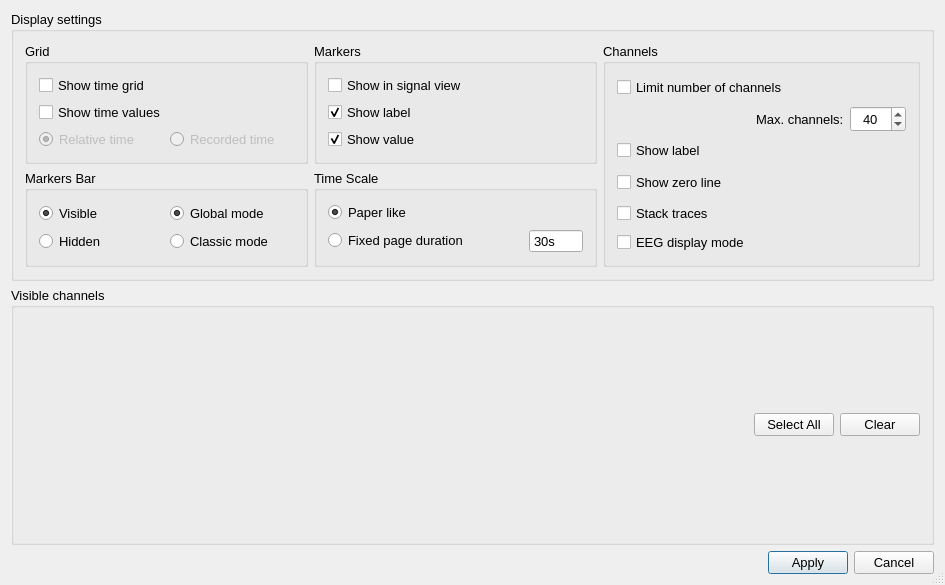
Before: the Qt Designer form src/Widgets/SignalView/AwViewSettingsUi.ui in HIP-infrastructure/anywave-code, drawn with Qt 5.
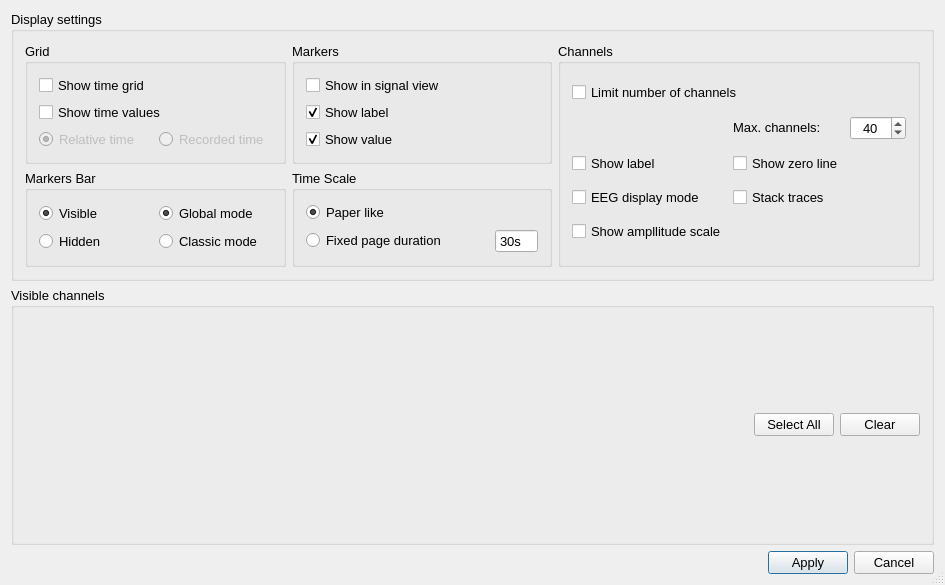
After: the same form once the commit is applied. Icons and pictures are not drawn.

Commit message: Added Amplitude Scale as legend. Fixed bugs

What changed in the file:
```diff
--- a/src/Widgets/SignalView/AwViewSettingsUi.ui
+++ b/src/Widgets/SignalView/AwViewSettingsUi.ui
@@ -154,7 +154,7 @@
       <item row="0" column="2" rowspan="2">
        <widget class="QGroupBox" name="groupBox_2">
         <property name="sizePolicy">
-         <sizepolicy hsizetype="Expanding" vsizetype="Expanding">
+         <sizepolicy hsizetype="Fixed" vsizetype="Expanding">
           <horstretch>0</horstretch>
           <verstretch>0</verstretch>
          </sizepolicy>
@@ -163,37 +163,10 @@
          <string>Channels</string>
         </property>
         <layout class="QGridLayout" name="gridLayout">
-         <item row="5" column="0">
-          <widget class="QCheckBox" name="checkEEGDisplay">
-           <property name="text">
-            <string>EEG display mode</string>
-           </property>
-          </widget>
-         </item>
-         <item row="0" column="0" colspan="2">
-          <widget class="QCheckBox" name="checkLimit">
-           <property name="sizePolicy">
-            <sizepolicy hsizetype="Minimum" vsizetype="Preferred">
-             <horstretch>0</horstretch>
-             <verstretch>0</verstretch>
-            </sizepolicy>
-           </property>
-           <property name="text">
-            <string>Limit number of channels</string>
-           </property>
-          </widget>
-         </item>
-         <item row="1" column="1">
-          <widget class="QLabel" name="label">
-           <property name="text">
-            <string>Max. channels:</string>
-           </property>
-          </widget>
-         </item>
          <item row="2" column="0">
           <widget class="QCheckBox" name="checkChanName">
            <property name="sizePolicy">
-            <sizepolicy hsizetype="Minimum" vsizetype="Preferred">
+            <sizepolicy hsizetype="Expanding" vsizetype="Fixed">
              <horstretch>0</horstretch>
              <verstretch>0</verstretch>
             </sizepolicy>
@@ -203,10 +176,36 @@
            </property>
           </widget>
          </item>
-         <item row="3" column="0">
+         <item row="1" column="1">
+          <widget class="QLabel" name="label">
+           <property name="sizePolicy">
+            <sizepolicy hsizetype="Preferred" vsizetype="Fixed">
+             <horstretch>0</horstretch>
+             <verstretch>0</verstretch>
+            </sizepolicy>
+           </property>
+           <property name="text">
+            <string>Max. channels:</string>
+           </property>
+          </widget>
+         </item>
+         <item row="0" column="0" colspan="2">
+          <widget class="QCheckBox" name="checkLimit">
+           <property name="sizePolicy">
+            <sizepolicy hsizetype="Minimum" vsizetype="Fixed">
+             <horstretch>0</horstretch>
+             <verstretch>0</verstretch>
+            </sizepolicy>
+           </property>
+           <property name="text">
+            <string>Limit number of channels</string>
+           </property>
+          </widget>
+         </item>
+         <item row="2" column="1">
           <widget class="QCheckBox" name="checkBaseLine">
            <property name="sizePolicy">
-            <sizepolicy hsizetype="Minimum" vsizetype="Preferred">
+            <sizepolicy hsizetype="Expanding" vsizetype="Preferred">
              <horstretch>0</horstretch>
              <verstretch>0</verstretch>
             </sizepolicy>
@@ -216,23 +215,10 @@
            </property>
           </widget>
          </item>
-         <item row="4" column="0">
-          <widget class="QCheckBox" name="checkOverlay">
-           <property name="sizePolicy">
-            <sizepolicy hsizetype="Minimum" vsizetype="Preferred">
-             <horstretch>0</horstretch>
-             <verstretch>0</verstretch>
-            </sizepolicy>
-           </property>
-           <property name="text">
-            <string>Stack traces</string>
-           </property>
-          </widget>
-         </item>
          <item row="1" column="2">
           <widget class="QSpinBox" name="sbNbChan">
            <property name="sizePolicy">
-            <sizepolicy hsizetype="MinimumExpanding" vsizetype="Preferred">
+            <sizepolicy hsizetype="MinimumExpanding" vsizetype="Fixed">
              <horstretch>0</horstretch>
              <verstretch>0</verstretch>
             </sizepolicy>
@@ -251,6 +237,45 @@
            </property>
           </widget>
          </item>
+         <item row="3" column="1">
+          <widget class="QCheckBox" name="checkOverlay">
+           <property name="sizePolicy">
+            <sizepolicy hsizetype="Expanding" vsizetype="Preferred">
+             <horstretch>0</horstretch>
+             <verstretch>0</verstretch>
+            </sizepolicy>
+           </property>
+           <property name="text">
+            <string>Stack traces</string>
+           </property>
+          </widget>
+         </item>
+         <item row="3" column="0">
+          <widget class="QCheckBox" name="checkEEGDisplay">
+           <property name="sizePolicy">
+            <sizepolicy hsizetype="Expanding" vsizetype="Fixed">
+             <horstretch>0</horstretch>
+             <verstretch>0</verstretch>
+            </sizepolicy>
+           </property>
+           <property name="text">
+            <string>EEG display mode</string>
+           </property>
+          </widget>
+         </item>
+         <item row="4" column="0">
+          <widget class="QCheckBox" name="checkAmplitudeScale">
+           <property name="sizePolicy">
+            <sizepolicy hsizetype="Expanding" vsizetype="Fixed">
+             <horstretch>0</horstretch>
+             <verstretch>0</verstretch>
+            </sizepolicy>
+           </property>
+           <property name="text">
+            <string>Show ampllitude scale</string>
+           </property>
+          </widget>
+         </item>
         </layout>
        </widget>
       </item>
```
The commit also changes 38 other files.
